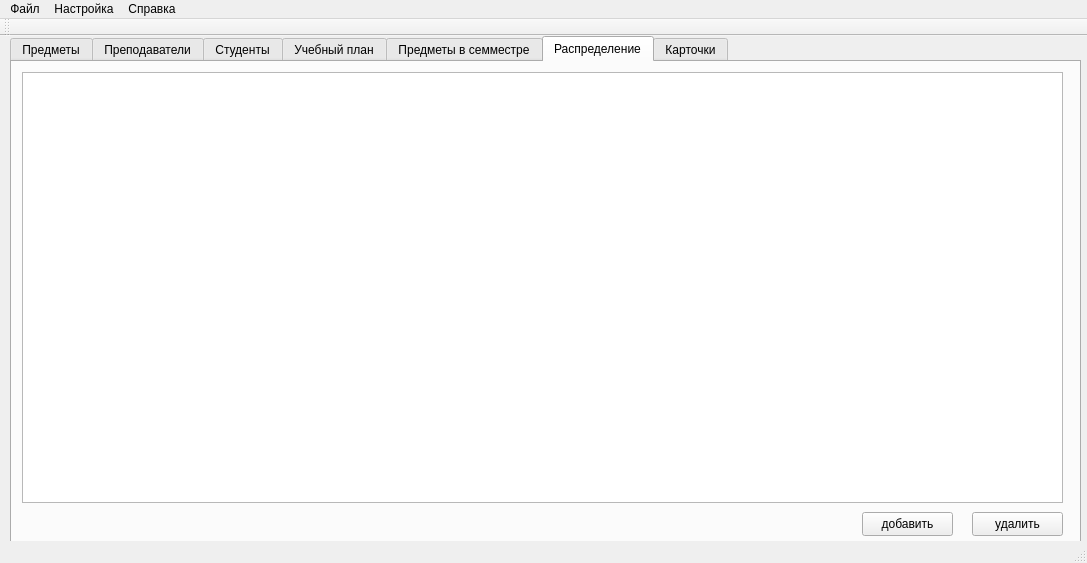
alexeypertcev/ksu-ivt-nagruzka, file mainwindow.ui: the form before one commit.
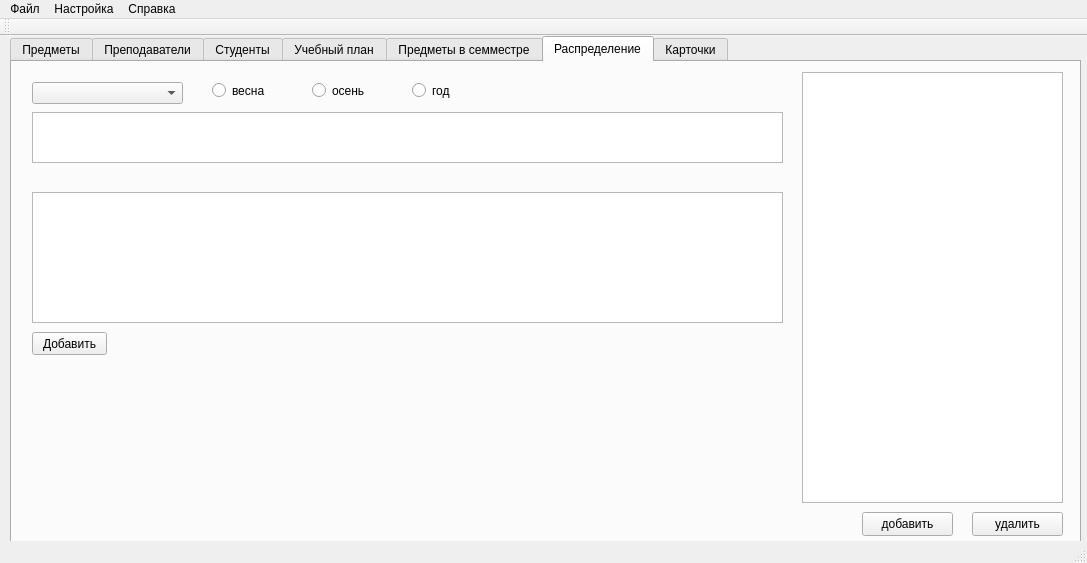
The form after the commit. Custom widgets are drawn as their Qt base class.

Commit message: Набросал форму Распределение

What changed in the file:
```diff
--- a/mainwindow.ui
+++ b/mainwindow.ui
@@ -335,9 +335,9 @@
      <widget class="QTableView" name="tableView_6">
       <property name="geometry">
        <rect>
-        <x>10</x>
+        <x>790</x>
         <y>10</y>
-        <width>1041</width>
+        <width>261</width>
         <height>431</height>
        </rect>
       </property>
@@ -368,6 +368,88 @@
        <string>удалить</string>
       </property>
      </widget>
+     <widget class="QTableView" name="tableView_7">
+      <property name="geometry">
+       <rect>
+        <x>20</x>
+        <y>50</y>
+        <width>751</width>
+        <height>51</height>
+       </rect>
+      </property>
+     </widget>
+     <widget class="QTableView" name="tableView_8">
+      <property name="geometry">
+       <rect>
+        <x>20</x>
+        <y>130</y>
+        <width>751</width>
+        <height>131</height>
+       </rect>
+      </property>
+     </widget>
+     <widget class="QPushButton" name="pushButton_5">
+      <property name="geometry">
+       <rect>
+        <x>20</x>
+        <y>270</y>
+        <width>75</width>
+        <height>23</height>
+       </rect>
+      </property>
+      <property name="text">
+       <string>Добавить</string>
+      </property>
+     </widget>
+     <widget class="QRadioButton" name="radioButton">
+      <property name="geometry">
+       <rect>
+        <x>200</x>
+        <y>20</y>
+        <width>82</width>
+        <height>17</height>
+       </rect>
+      </property>
+      <property name="text">
+       <string>весна</string>
+      </property>
+     </widget>
+     <widget class="QRadioButton" name="radioButton_2">
+      <property name="geometry">
+       <rect>
+        <x>300</x>
+        <y>20</y>
+        <width>82</width>
+        <height>17</height>
+       </rect>
+      </property>
+      <property name="text">
+       <string>осень</string>
+      </property>
+     </widget>
+     <widget class="QRadioButton" name="radioButton_3">
+      <property name="geometry">
+       <rect>
+        <x>400</x>
+        <y>20</y>
+        <width>82</width>
+        <height>17</height>
+       </rect>
+      </property>
+      <property name="text">
+       <string>год</string>
+      </property>
+     </widget>
+     <widget class="QComboBox" name="comboBox_3">
+      <property name="geometry">
+       <rect>
+        <x>20</x>
+        <y>20</y>
+        <width>151</width>
+        <height>22</height>
+       </rect>
+      </property>
+     </widget>
     </widget>
     <widget class="QWidget" name="tab_7">
      <attribute name="title">
```
